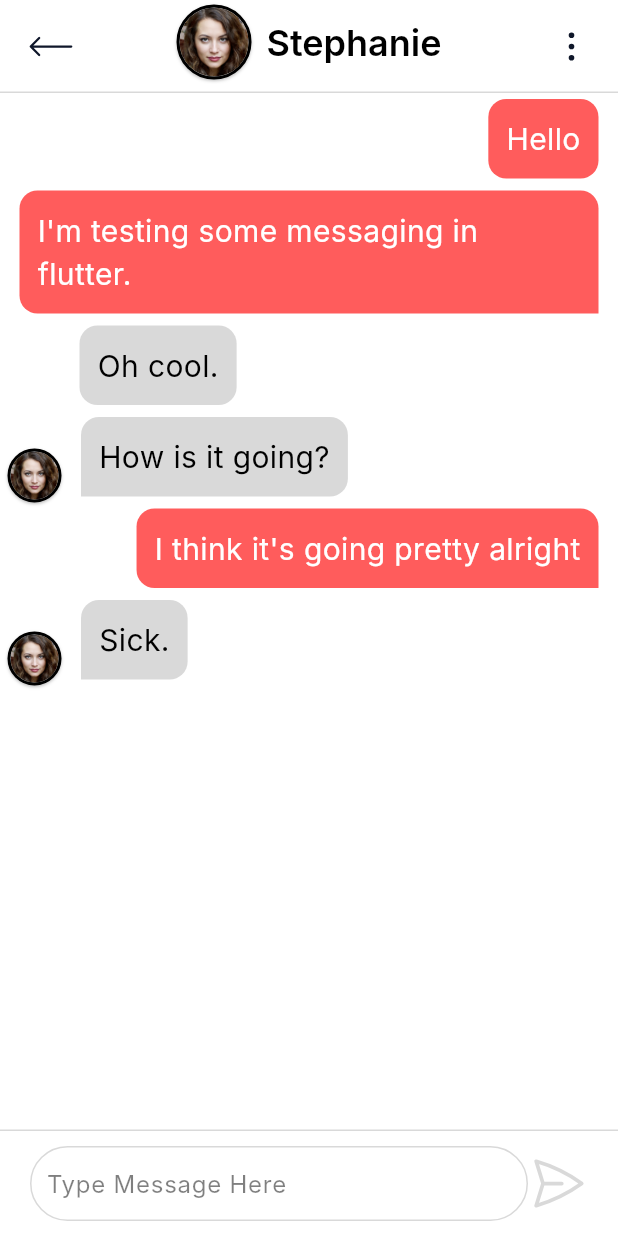
After one commit to eUnity-Development/eUnity-app, a Flutter app: the MessagingScreen screen opened directly, on a phone screen of 412 x 824 dp. The commit adds this screen. Run offline on Flutter 3.47's test engine with Material 3 defaults, Android fonts, the phone set to English and light mode, and no system bars; our stand-ins replace cookie_jar, curved_navigation_bar, dio, dio_cookie_manager, dotted_border, equatable and 6 more; accounts and stored records are empty; Roboto replaces fonts that are missing (Inter); project files that could hold a hidden picture were left out.

Commit message:
Begin of messages

```diff
--- a/frontend/lib/views/Messages.dart
+++ b/frontend/lib/views/Messages.dart
@@ -1,6 +1,7 @@
 import 'package:eunity/widgets/Tiles/chat_tile.dart';
 import 'package:eunity/widgets/matchesWidget/match_tile.dart';
 import 'package:flutter/material.dart';
+import 'package:eunity/views/MessagingScreen.dart';
 
 class Messages extends StatefulWidget {
   const Messages({super.key});
@@ -12,12 +13,9 @@ class Messages extends StatefulWidget {
 class _MessagesState extends State<Messages> {
   @override
   Widget build(BuildContext context) {
-    return MaterialApp(
-      debugShowCheckedModeBanner: false,
-      home: Scaffold(
-        appBar: CustomAppBar(),
-        body: ChatScreen(),
-      ),
+    return Scaffold(
+      appBar: CustomAppBar(),
+      body: ChatScreen(),
     );
   }
 }
@@ -122,12 +120,26 @@ class ChatScreen extends StatelessWidget {
   ];
   @override
   Widget build(BuildContext context) {
+    void navigateToTestMessage() {
+      Navigator.push(
+        context,
+        MaterialPageRoute(
+            builder: (context) => MessagingScreen(
+                  matchPfp: "assets/FakePeople/StephanieBrown.png",
+                  matchName: "Stephanie",
+                )),
+      );
+    }
+
     return ListView.builder(
       itemCount: chats.length,
       itemBuilder: (context, index) {
         return Column(
           children: [
-            ChatTile(chat: chats[index]),
+            GestureDetector(
+              child: ChatTile(chat: chats[index]),
+              onTap: navigateToTestMessage,
+            ),
             const Divider(),
           ],
         );
--- /dev/null
+++ b/frontend/lib/views/MessagingScreen.dart
@@ -0,0 +1,250 @@
+import 'package:eunity/classes/DesignVariables.dart';
+import 'package:eunity/widgets/MessageWidgets/MessageBubble.dart';
+import 'package:eunity/widgets/TopBars/MessagesTopBar.dart';
+import 'package:flutter/material.dart';
+import 'package:flutter/services.dart';
+import 'package:flutter_svg/flutter_svg.dart';
+
+class MessagingScreen extends StatefulWidget {
+  final String matchPfp;
+  final String matchName;
+  const MessagingScreen(
+      {super.key, required this.matchPfp, required this.matchName});
+
+  @override
+  State<MessagingScreen> createState() => _MessagingScreenState();
+}
+
+class _MessagingScreenState extends State<MessagingScreen> {
+  TextEditingController textController = TextEditingController();
+  ScrollController scrollController = ScrollController();
+  List<Map<dynamic, dynamic>> messageHistory = [];
+
+  @override
+  void initState() {
+    super.initState();
+    loadMessageData();
+  }
+
+  void scrollToBottom() {
+    scrollController.jumpTo(scrollController.position.maxScrollExtent);
+  }
+
+  void loadMessageData() {
+    Map<dynamic, dynamic> message1 = {'content': 'Hello', 'sentByUser': true};
+    Map<dynamic, dynamic> message2 = {
+      'content': 'I\'m testing some messaging in flutter.',
+      'sentByUser': true
+    };
+    Map<dynamic, dynamic> message3 = {
+      'content': 'Oh cool.',
+      'sentByUser': false
+    };
+    Map<dynamic, dynamic> message4 = {
+      'content': 'How is it going?',
+      'sentByUser': false
+    };
+    Map<dynamic, dynamic> message5 = {
+      'content': 'I think it\'s going pretty alright',
+      'sentByUser': true
+    };
+    Map<dynamic, dynamic> message6 = {'content': 'Sick.', 'sentByUser': false};
+
+    messageHistory
+        .addAll([message1, message2, message3, message4, message5, message6]);
+  }
+
+  @override
+  Widget build(BuildContext context) {
+    const TextStyle hintStyle = TextStyle(
+        fontWeight: FontWeight.w400,
+        fontSize: 16,
+        color: Color.fromARGB(128, 0, 0, 0));
+
+    const TextStyle counterStyle = TextStyle(
+      fontWeight: FontWeight.w400,
+      fontSize: 16,
+      color: Colors.red,
+    );
+
+    BoxDecoration textFieldDecorator = BoxDecoration(
+        borderRadius: BorderRadius.circular(25),
+        border: Border.all(width: 1, color: DesignVariables.greyLines));
+
+    Widget placedBubble(int index) {
+      Map<dynamic, dynamic> specificMessage = messageHistory[index];
+      if (specificMessage['sentByUser']) {
+        if (index == messageHistory.length - 1 ||
+            messageHistory[index + 1]['sentByUser'] == false) {
+          return MessageBubble(
+            messageContent: specificMessage['content'],
+            sentByUser: true,
+            isTopStack: false,
+          );
+        }
+        return MessageBubble(
+          messageContent: specificMessage['content'],
+          sentByUser: true,
+          isTopStack: true,
+        );
+      }
+      if (index == messageHistory.length - 1 ||
+          messageHistory[index + 1]['sentByUser']) {
+        return Row(
+          crossAxisAlignment: CrossAxisAlignment.end,
+          children: [
+            SizedBox(
+              width: 5,
+            ),
+            Align(
+              alignment: Alignment.centerLeft,
+              child: Container(
+                decoration: BoxDecoration(
+                    shape: BoxShape.circle,
+                    border: Border.all(color: Colors.black, width: 2),
+                    boxShadow: [
+                      BoxShadow(
+                        color: Color.fromARGB(64, 0, 0, 0),
+                        spreadRadius: 0,
+                        blurRadius: 1,
+                        offset: Offset(0, 1),
+                      ),
+                    ]),
+                child: CircleAvatar(
+                  backgroundColor: Colors.transparent,
+                  backgroundImage: AssetImage(widget.matchPfp),
+                  radius: 16,
+                ),
+              ),
+            ),
+            MessageBubble(
+              messageContent: specificMessage['content'],
+              sentByUser: false,
+              isTopStack: false,
+            ),
+          ],
+        );
+      }
+      return Padding(
+        padding: const EdgeInsets.only(left: 40),
+        child: MessageBubble(
+          messageContent: specificMessage['content'],
+          sentByUser: false,
+          isTopStack: true,
+        ),
+      );
+    }
+
+    return Scaffold(
+      appBar: MessagesTopBar(
+          matchPfp: widget.matchPfp, matchName: widget.matchName),
+      body: Column(children: [
+        SizedBox(
+          height: 5,
+        ),
+        Container(
+          color: DesignVariables.greyLines,
+          width: double.infinity,
+          height: 1,
+        ),
+        Expanded(
+          child: ListView.builder(
+            itemBuilder: (BuildContext context, int index) {
+              if (index < messageHistory.length) {
+                return placedBubble(index);
+              }
+              return null;
+            },
+            controller: scrollController,
+          ),
+        ),
+        Container(
+            height: 1,
+            width: double.infinity,
+            color: DesignVariables.greyLines),
+        Row(
+          crossAxisAlignment: CrossAxisAlignment.center,
+          mainAxisAlignment: MainAxisAlignment.center,
+          children: [
+            Padding(
+              padding: EdgeInsets.symmetric(vertical: 10),
+              child: LayoutBuilder(
+                builder: (context, constraints) {
+                  return ConstrainedBox(
+                    constraints: BoxConstraints(
+                      maxWidth: MediaQuery.of(context).size.width - 80,
+                    ),
+                    child: IntrinsicHeight(
+                      child: Container(
+                        padding: EdgeInsets.symmetric(horizontal: 10),
+                        decoration: textFieldDecorator,
+                        child: TextField(
+                          controller: textController,
+                          maxLines: null,
+                          maxLength: 250,
+                          keyboardType: TextInputType.multiline,
+                          decoration: InputDecoration(
+                              hintText: "Type Message Here",
+                              hintStyle: hintStyle,
+                              hintMaxLines: 100,
+                              border: InputBorder.none,
+                              counterText: (textController.text.length >= 250)
+                                  ? "Character Limit Reached"
+                                  : "",
+                              counterStyle: counterStyle),
+                          onChanged: (String newText) {
+                            if (mounted) {
+                              setState(() {});
+                            }
+                          },
+                        ),
+                      ),
+                    ),
+                  );
+                },
+              ),
+            ),
+            GestureDetector(
+              child: SvgPicture.asset(
+                "assets/MiscIcons/icon-paper-airplane.svg",
+                height: 40,
+                color: (textController.text == '')
+                    ? DesignVariables.greyLines
+                    : DesignVariables.primaryRed,
+              ),
+              onTap: () {
+                bool needsScroll = false;
+                if (mounted) {
+                  setState(() {
+                    if (textController.text != '') {
+                      Map<dynamic, dynamic> newMessage = {
+                        'content': textController.text,
+                        'sentByUser': true
+                      };
+                      messageHistory.add(newMessage);
+                      textController.clear();
+                      needsScroll = true;
+                    }
+                  });
+                }
+
+                if (needsScroll && mounted) {
+                  WidgetsBinding.instance.addPostFrameCallback((_) {
+                    scrollToBottom();
+                  });
+                }
+              },
+            )
+          ],
+        )
+      ]),
+    );
+  }
+
+  @override
+  void dispose() {
+    textController.dispose();
+    scrollController.dispose();
+    super.dispose();
+  }
+}
--- a/frontend/lib/views/Profile.dart
+++ b/frontend/lib/views/Profile.dart
@@ -2,7 +2,6 @@ import 'package:eunity/classes/AuthHelper.dart';
 import 'package:eunity/views/EditProfile.dart';
 import 'package:eunity/views/LoginSignup.dart';
 import 'package:eunity/views/ReportIssue.dart';
-import 'package:eunity/views/ReportScreen.dart';
 import 'package:eunity/views/Settings.dart';
 import 'package:flutter/material.dart';
 import 'package:eunity/classes/DesignVariables.dart';
@@ -52,15 +51,6 @@ class _ProfileState extends State<Profile> {
     Navigator.push(
       context,
       MaterialPageRoute(builder: (context) => EditProfile()),
-    );
-  }
-
-  //This realistically should not be here at all when we get to the actual place. Just a nice little place to put it
-  void navigateToReportTest() async {
-    print('clicked report');
-    Navigator.push(
-      context,
-      MaterialPageRoute(builder: (context) => ReportScreen()),
     );
   }
 
@@ -239,26 +229,6 @@ class _ProfileState extends State<Profile> {
                 ),
               ],
             ),
-            GestureDetector(
-              child: Container(
-                  decoration: BoxDecoration(
-                      borderRadius: BorderRadius.circular(15),
-                      border: Border.all(
-                          width: 1, color: DesignVariables.greyLines),
-                      color: DesignVariables.primaryRed),
-                  height: 51,
-                  width: 207,
-                  child: Center(
-                    child: Text(
-                      "Test Report User",
-                      style: TextStyle(
-                          color: Colors.white,
-                          fontSize: 16,
-                          fontWeight: FontWeight.w600),
-                    ),
-                  )),
-              onTap: navigateToReportTest,
-            ),
           ],
         ),
       ),
--- /dev/null
+++ b/frontend/lib/widgets/MessageWidgets/MessageBubble.dart
@@ -0,0 +1,49 @@
+import 'package:eunity/classes/DesignVariables.dart';
+import 'package:flutter/material.dart';
+
+class MessageBubble extends StatelessWidget {
+  final String messageContent;
+  final bool sentByUser;
+  final bool isTopStack;
+  const MessageBubble(
+      {super.key,
+      required this.messageContent,
+      required this.sentByUser,
+      required this.isTopStack});
+
+  @override
+  Widget build(BuildContext context) {
+    return Padding(
+      padding: const EdgeInsets.symmetric(horizontal: 5),
+      child: Align(
+        alignment: (sentByUser ? Alignment.centerRight : Alignment.centerLeft),
+        child: Container(
+            margin: EdgeInsets.symmetric(vertical: 4.0, horizontal: 8.0),
+            padding: EdgeInsets.all(12.0),
+            decoration: BoxDecoration(
+                color: (sentByUser
+                    ? DesignVariables.primaryRed
+                    : DesignVariables.greyLines),
+                borderRadius: (isTopStack)
+                    ? BorderRadius.all(Radius.circular(12))
+                    : BorderRadius.only(
+                        topLeft: Radius.circular(12),
+                        topRight: Radius.circular(12),
+                        bottomRight: (sentByUser
+                            ? Radius.circular(0)
+                            : Radius.circular(12)),
+                        bottomLeft: (sentByUser
+                            ? Radius.circular(12)
+                            : Radius.circular(0)),
+                      )),
+            child: Text(
+              messageContent,
+              style: TextStyle(
+                  fontSize: 20,
+                  fontWeight: FontWeight.w400,
+                  color: (sentByUser ? Colors.white : Colors.black)),
+            )),
+      ),
+    );
+  }
+}
--- /dev/null
+++ b/frontend/lib/widgets/TopBars/MessagesTopBar.dart
@@ -0,0 +1,100 @@
+import 'package:eunity/views/ReportScreen.dart';
+import 'package:flutter/material.dart';
+import 'package:flutter_svg/flutter_svg.dart';
+
+class MessagesTopBar extends StatefulWidget implements PreferredSizeWidget {
+  final String matchPfp;
+  final String matchName;
+  MessagesTopBar({super.key, required this.matchPfp, required this.matchName});
+
+  @override
+  State<MessagesTopBar> createState() => _MessagesTopBarState();
+
+  @override
+  Size get preferredSize => const Size.fromHeight(kToolbarHeight);
+}
+
+class _MessagesTopBarState extends State<MessagesTopBar> {
+  @override
+  Widget build(BuildContext context) {
+    void navigateToReportTest() async {
+      print('clicked report');
+      Navigator.push(
+        context,
+        MaterialPageRoute(builder: (context) => ReportScreen()),
+      );
+    }
+
+    return AppBar(
+      title: Stack(
+        children: [
+          Positioned(
+              left: 0,
+              top: 8,
+              child: GestureDetector(
+                child: SizedBox(
+                  child:
+                      SvgPicture.asset("assets/NavBarUI/icon-arrow-left.svg"),
+                  height: 40,
+                ),
+                onTap: () {
+                  Navigator.pop(context);
+                },
+              )),
+          Container(
+            child: Center(
+              child: Row(
+                  crossAxisAlignment: CrossAxisAlignment.center,
+                  mainAxisAlignment: MainAxisAlignment.center,
+                  children: [
+                    Container(
+                      decoration: BoxDecoration(
+                          shape: BoxShape.circle,
+                          border: Border.all(color: Colors.black, width: 2),
+                          boxShadow: [
+                            BoxShadow(
+                              color: Color.fromARGB(64, 0, 0, 0),
+                              spreadRadius: 0,
+                              blurRadius: 1,
+                              offset: Offset(0, 1),
+                            ),
+                          ]),
+                      child: CircleAvatar(
+                        backgroundColor: Colors.transparent,
+                        backgroundImage: AssetImage(widget.matchPfp),
+                        radius: 23,
+                      ),
+                    ),
+                    SizedBox(
+                      width: 10,
+                    ),
+                    Text(
+                      widget.matchName,
+                      style: TextStyle(
+                          fontWeight: FontWeight.w600,
+                          fontSize: 24,
+                          color: Colors.black),
+                    )
+                  ]),
+            ),
+          ),
+          Positioned(
+            right: 0,
+            top: 13,
+            child: GestureDetector(
+              child: SvgPicture.asset(
+                "assets/MiscIcons/icon-3dots.svg",
+                height: 30,
+              ),
+              onTap: navigateToReportTest,
+            ),
+          ),
+        ],
+      ),
+      backgroundColor: Colors.white,
+      centerTitle: true,
+      automaticallyImplyLeading: false,
+      surfaceTintColor: Colors.transparent,
+    );
+  }
+}
```
Also changed, not shown: frontend/assets/MiscIcons/icon-3dots.svg (added), frontend/assets/MiscIcons/icon-paper-airplane.svg (added).
